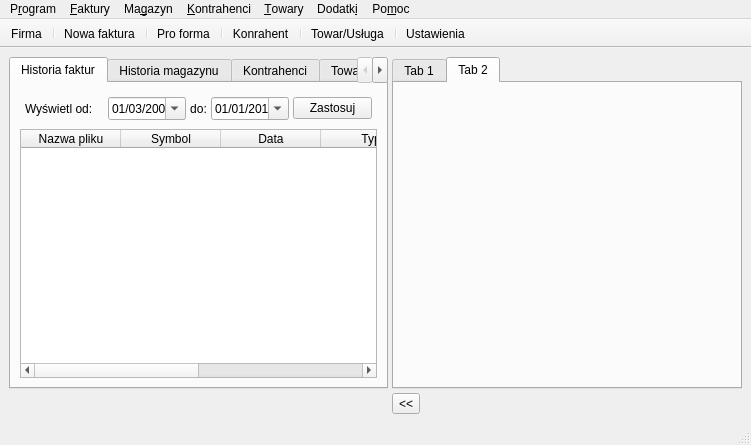
First picture: the form in ui/mainwindow.ui, repository juliagoda/qfaktury, before the edit.
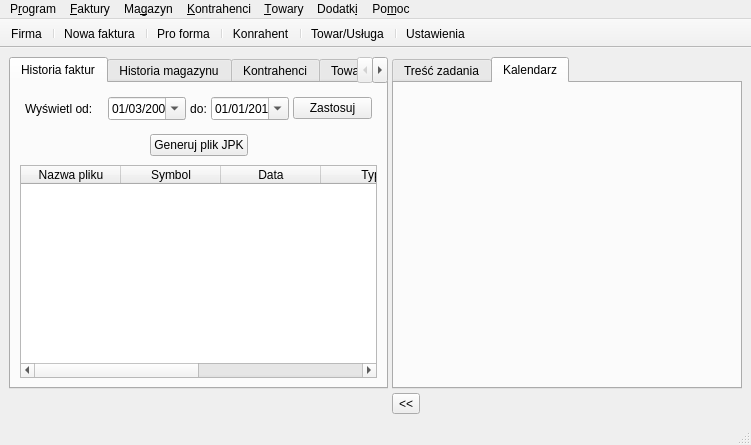
Second picture: the form after the edit. Icons and pictures are not drawn.

Diff of the .ui file:
```diff
--- a/ui/mainwindow.ui
+++ b/ui/mainwindow.ui
@@ -48,7 +48,7 @@
       </property>
       <widget class="QWidget" name="tab">
        <attribute name="title">
-        <string>Tab 1</string>
+        <string>Treść zadania</string>
        </attribute>
        <layout class="QVBoxLayout" name="verticalLayout_2">
         <item>
@@ -72,7 +72,7 @@
       </widget>
       <widget class="QWidget" name="tab_2">
        <attribute name="title">
-        <string>Tab 2</string>
+        <string>Kalendarz</string>
        </attribute>
        <layout class="QVBoxLayout" name="verticalLayout_4">
         <item>
@@ -238,7 +238,7 @@
           </item>
          </layout>
         </item>
-        <item row="1" column="0">
+        <item row="2" column="0">
          <widget class="QTableWidget" name="tableH">
           <property name="contextMenuPolicy">
            <enum>Qt::CustomContextMenu</enum>
@@ -302,6 +302,55 @@
           </column>
          </widget>
         </item>
+        <item row="1" column="0">
+         <layout class="QHBoxLayout" name="horizontalLayout_3">
+          <property name="leftMargin">
+           <number>5</number>
+          </property>
+          <property name="topMargin">
+           <number>5</number>
+          </property>
+          <property name="rightMargin">
+           <number>5</number>
+          </property>
+          <property name="bottomMargin">
+           <number>5</number>
+          </property>
+          <item>
+           <spacer name="horizontalSpacer">
+            <property name="orientation">
+             <enum>Qt::Horizontal</enum>
+            </property>
+            <property name="sizeHint" stdset="0">
+             <size>
+              <width>40</width>
+              <height>20</height>
+             </size>
+            </property>
+           </spacer>
+          </item>
+          <item>
+           <widget class="QPushButton" name="generateJPKbtn">
+            <property name="text">
+             <string>Generuj plik JPK</string>
+            </property>
+           </widget>
+          </item>
+          <item>
+           <spacer name="horizontalSpacer_2">
+            <property name="orientation">
+             <enum>Qt::Horizontal</enum>
+            </property>
+            <property name="sizeHint" stdset="0">
+             <size>
+              <width>40</width>
+              <height>20</height>
+             </size>
+            </property>
+           </spacer>
+          </item>
+         </layout>
+        </item>
        </layout>
       </widget>
       <widget class="QWidget" name="warehouseTab">
```
Left out of the diff: 18 changed lines with no effect on the pictures.
